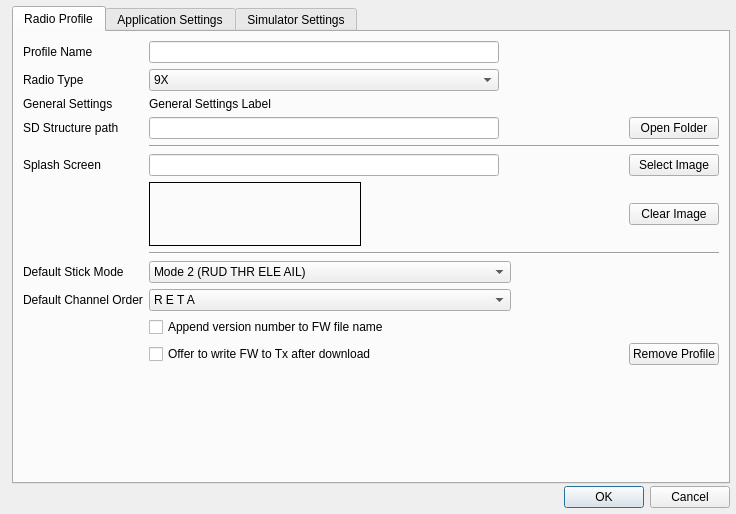
Old version of the form companion/src/apppreferencesdialog.ui in the repository opentx/opentx.
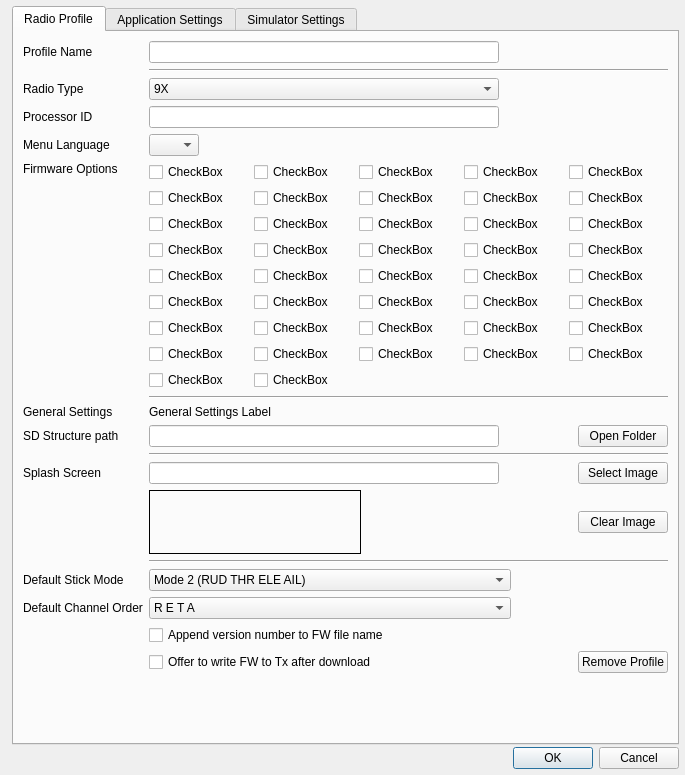
New version of the form.

Commit message: Copied code and graphics from download dialog to radio settings tab. Nothing has been removed or touched in the download dialog. Absolutely nothing is functional yet, but it compiles.

Patch:
```diff
--- a/companion/src/apppreferencesdialog.ui
+++ b/companion/src/apppreferencesdialog.ui
@@ -6,8 +6,8 @@
    <rect>
     <x>0</x>
     <y>0</y>
-    <width>736</width>
-    <height>514</height>
+    <width>685</width>
+    <height>775</height>
    </rect>
   </property>
   <property name="sizePolicy">
@@ -42,7 +42,7 @@
      </property>
     </widget>
    </item>
-   <item row="0" column="1">
+   <item row="1" column="1">
     <widget class="QTabWidget" name="tabWidget">
      <property name="currentIndex">
       <number>0</number>
@@ -52,14 +52,614 @@
        <string>Radio Profile</string>
       </attribute>
       <layout class="QGridLayout" name="gridLayout_2">
-       <item row="10" column="1" colspan="5">
+       <item row="1" column="1" colspan="5">
+        <widget class="Line" name="line_8">
+         <property name="orientation">
+          <enum>Qt::Horizontal</enum>
+         </property>
+        </widget>
+       </item>
+       <item row="18" column="0">
+        <widget class="QLabel" name="label_13">
+         <property name="sizePolicy">
+          <sizepolicy hsizetype="MinimumExpanding" vsizetype="Preferred">
+           <horstretch>0</horstretch>
+           <verstretch>0</verstretch>
+          </sizepolicy>
+         </property>
+         <property name="text">
+          <string>Default Channel Order</string>
+         </property>
+         <property name="alignment">
+          <set>Qt::AlignLeading|Qt::AlignLeft|Qt::AlignVCenter</set>
+         </property>
+        </widget>
+       </item>
+       <item row="5" column="0">
+        <widget class="QLabel" name="label_6">
+         <property name="text">
+          <string>Firmware Options</string>
+         </property>
+         <property name="alignment">
+          <set>Qt::AlignLeading|Qt::AlignLeft|Qt::AlignTop</set>
+         </property>
+        </widget>
+       </item>
+       <item row="5" column="1" colspan="5">
+        <layout class="QGridLayout" name="gridLayout_5">
+         <item row="0" column="0">
+          <widget class="QCheckBox" name="optionCheckBox_1">
+           <property name="sizePolicy">
+            <sizepolicy hsizetype="MinimumExpanding" vsizetype="Fixed">
+             <horstretch>0</horstretch>
+             <verstretch>0</verstretch>
+            </sizepolicy>
+           </property>
+           <property name="text">
+            <string notr="true">CheckBox</string>
+           </property>
+          </widget>
+         </item>
+         <item row="0" column="2">
+          <widget class="QCheckBox" name="optionCheckBox_3">
+           <property name="sizePolicy">
+            <sizepolicy hsizetype="MinimumExpanding" vsizetype="Fixed">
+             <horstretch>0</horstretch>
+             <verstretch>0</verstretch>
+            </sizepolicy>
+           </property>
+           <property name="text">
+            <string notr="true">CheckBox</string>
+           </property>
+          </widget>
+         </item>
+         <item row="0" column="3">
+          <widget class="QCheckBox" name="optionCheckBox_4">
+           <property name="sizePolicy">
+            <sizepolicy hsizetype="MinimumExpanding" vsizetype="Fixed">
+             <horstretch>0</horstretch>
+             <verstretch>0</verstretch>
+            </sizepolicy>
+           </property>
+           <property name="text">
+            <string notr="true">CheckBox</string>
+           </property>
+          </widget>
+         </item>
+         <item row="0" column="1">
+          <widget class="QCheckBox" name="optionCheckBox_2">
+           <property name="sizePolicy">
+            <sizepolicy hsizetype="MinimumExpanding" vsizetype="Fixed">
+             <horstretch>0</horstretch>
+             <verstretch>0</verstretch>
+            </sizepolicy>
+           </property>
+           <property name="text">
+            <string notr="true">CheckBox</string>
+           </property>
+          </widget>
+         </item>
+         <item row="1" column="4">
+          <widget class="QCheckBox" name="optionCheckBox_10">
+           <property name="sizePolicy">
+            <sizepolicy hsizetype="MinimumExpanding" vsizetype="Fixed">
+             <horstretch>0</horstretch>
+             <verstretch>0</verstretch>
+            </sizepolicy>
+           </property>
+           <property name="text">
+            <string notr="true">CheckBox</string>
+           </property>
+          </widget>
+         </item>
+         <item row="0" column="4">
+          <widget class="QCheckBox" name="optionCheckBox_5">
+           <property name="sizePolicy">
+            <sizepolicy hsizetype="MinimumExpanding" vsizetype="Fixed">
+             <horstretch>0</horstretch>
+             <verstretch>0</verstretch>
+            </sizepolicy>
+           </property>
+           <property name="text">
+            <string notr="true">CheckBox</string>
+           </property>
+          </widget>
+         </item>
+         <item row="1" column="0">
+          <widget class="QCheckBox" name="optionCheckBox_6">
+           <property name="sizePolicy">
+            <sizepolicy hsizetype="MinimumExpanding" vsizetype="Fixed">
+             <horstretch>0</horstretch>
+             <verstretch>0</verstretch>
+            </sizepolicy>
+           </property>
+           <property name="text">
+            <string notr="true">CheckBox</string>
+           </property>
+          </widget>
+         </item>
+         <item row="1" column="1">
+          <widget class="QCheckBox" name="optionCheckBox_7">
+           <property name="sizePolicy">
+            <sizepolicy hsizetype="MinimumExpanding" vsizetype="Fixed">
+             <horstretch>0</horstretch>
+             <verstretch>0</verstretch>
+            </sizepolicy>
+           </property>
+           <property name="text">
+            <string notr="true">CheckBox</string>
+           </property>
+          </widget>
+         </item>
+         <item row="1" column="2">
+          <widget class="QCheckBox" name="optionCheckBox_8">
+           <property name="sizePolicy">
+            <sizepolicy hsizetype="MinimumExpanding" vsizetype="Fixed">
+             <horstretch>0</horstretch>
+             <verstretch>0</verstretch>
+            </sizepolicy>
+           </property>
+           <property name="text">
+            <string notr="true">CheckBox</string>
+           </property>
+          </widget>
+         </item>
+         <item row="1" column="3">
+          <widget class="QCheckBox" name="optionCheckBox_9">
+           <property name="sizePolicy">
+            <sizepolicy hsizetype="MinimumExpanding" vsizetype="Fixed">
+             <horstretch>0</horstretch>
+             <verstretch>0</verstretch>
+            </sizepolicy>
+           </property>
+           <property name="text">
+            <string notr="true">CheckBox</string>
+           </property>
+          </widget>
+         </item>
+         <item row="2" column="0">
+          <widget class="QCheckBox" name="optionCheckBox_11">
+           <property name="sizePolicy">
+            <sizepolicy hsizetype="MinimumExpanding" vsizetype="Fixed">
+             <horstretch>0</horstretch>
+             <verstretch>0</verstretch>
+            </sizepolicy>
+           </property>
+           <property name="text">
+            <string notr="true">CheckBox</string>
+           </property>
+          </widget>
+         </item>
+         <item row="2" column="1">
+          <widget class="QCheckBox" name="optionCheckBox_12">
+           <property name="sizePolicy">
+            <sizepolicy hsizetype="MinimumExpanding" vsizetype="Fixed">
+             <horstretch>0</horstretch>
+             <verstretch>0</verstretch>
+            </sizepolicy>
+           </property>
+           <property name="text">
+            <string notr="true">CheckBox</string>
+           </property>
+          </widget>
+         </item>
+         <item row="2" column="2">
+          <widget class="QCheckBox" name="optionCheckBox_13">
+           <property name="sizePolicy">
+            <sizepolicy hsizetype="MinimumExpanding" vsizetype="Fixed">
+             <horstretch>0</horstretch>
+             <verstretch>0</verstretch>
+            </sizepolicy>
+           </property>
+           <property name="text">
+            <string notr="true">CheckBox</string>
+           </property>
+          </widget>
+         </item>
+         <item row="2" column="3">
+          <widget class="QCheckBox" name="optionCheckBox_14">
+           <property name="sizePolicy">
+            <sizepolicy hsizetype="MinimumExpanding" vsizetype="Fixed">
+             <horstretch>0</horstretch>
+             <verstretch>0</verstretch>
+            </sizepolicy>
+           </property>
+           <property name="text">
+            <string notr="true">CheckBox</string>
+           </property>
+          </widget>
+         </item>
+         <item row="2" column="4">
+          <widget class="QCheckBox" name="optionCheckBox_15">
+           <property name="sizePolicy">
+            <sizepolicy hsizetype="MinimumExpanding" vsizetype="Fixed">
+             <horstretch>0</horstretch>
+             <verstretch>0</verstretch>
+            </sizepolicy>
+           </property>
+           <property name="text">
+            <string notr="true">CheckBox</string>
+           </property>
+          </widget>
+         </item>
+         <item row="3" column="0">
+          <widget class="QCheckBox" name="optionCheckBox_16">
+           <property name="sizePolicy">
+            <sizepolicy hsizetype="MinimumExpanding" vsizetype="Fixed">
+             <horstretch>0</horstretch>
+             <verstretch>0</verstretch>
+            </sizepolicy>
+           </property>
+           <property name="text">
+            <string notr="true">CheckBox</string>
+           </property>
+          </widget>
+         </item>
+         <item row="3" column="1">
+          <widget class="QCheckBox" name="optionCheckBox_17">
+           <property name="sizePolicy">
+            <sizepolicy hsizetype="MinimumExpanding" vsizetype="Fixed">
+             <horstretch>0</horstretch>
+             <verstretch>0</verstretch>
+            </sizepolicy>
+           </property>
+           <property name="text">
+            <string notr="true">CheckBox</string>
+           </property>
+          </widget>
+         </item>
+         <item row="3" column="2">
+          <widget class="QCheckBox" name="optionCheckBox_18">
+           <property name="sizePolicy">
+            <sizepolicy hsizetype="MinimumExpanding" vsizetype="Fixed">
+             <horstretch>0</horstretch>
+             <verstretch>0</verstretch>
+            </sizepolicy>
+           </property>
+           <property name="text">
+            <string notr="true">CheckBox</string>
+           </property>
+          </widget>
+         </item>
+         <item row="3" column="3">
+          <widget class="QCheckBox" name="optionCheckBox_19">
+           <property name="sizePolicy">
+            <sizepolicy hsizetype="MinimumExpanding" vsizetype="Fixed">
+             <horstretch>0</horstretch>
+             <verstretch>0</verstretch>
+            </sizepolicy>
+           </property>
+           <property name="text">
+            <string notr="true">CheckBox</string>
+           </property>
+          </widget>
+         </item>
+         <item row="4" column="0">
+          <widget class="QCheckBox" name="optionCheckBox_21">
+           <property name="sizePolicy">
+            <sizepolicy hsizetype="MinimumExpanding" vsizetype="Fixed">
+             <horstretch>0</horstretch>
+             <verstretch>0</verstretch>
+            </sizepolicy>
+           </property>
+           <property name="text">
+            <string notr="true">CheckBox</string>
+           </property>
+          </widget>
+         </item>
+         <item row="3" column="4">
+          <widget class="QCheckBox" name="optionCheckBox_20">
+           <property name="sizePolicy">
+            <sizepolicy hsizetype="MinimumExpanding" vsizetype="Minimum">
+             <horstretch>0</horstretch>
+             <verstretch>0</verstretch>
+            </sizepolicy>
+           </property>
+           <property name="text">
+            <string notr="true">CheckBox</string>
+           </property>
+          </widget>
+         </item>
+         <item row="4" column="1">
+          <widget class="QCheckBox" name="optionCheckBox_22">
+           <property name="sizePolicy">
+            <sizepolicy hsizetype="MinimumExpanding" vsizetype="Fixed">
+             <horstretch>0</horstretch>
+             <verstretch>0</verstretch>
+            </sizepolicy>
+           </property>
+           <property name="text">
+            <string notr="true">CheckBox</string>
+           </property>
+          </widget>
+         </item>
+         <item row="4" column="2">
+          <widget class="QCheckBox" name="optionCheckBox_23">
+           <property name="sizePolicy">
+            <sizepolicy hsizetype="MinimumExpanding" vsizetype="Fixed">
+             <horstretch>0</horstretch>
+             <verstretch>0</verstretch>
+            </sizepolicy>
+           </property>
+           <property name="text">
+            <string notr="true">CheckBox</string>
+           </property>
+          </widget>
+         </item>
+         <item row="4" column="4">
+          <widget class="QCheckBox" name="optionCheckBox_25">
+           <property name="sizePolicy">
+            <sizepolicy hsizetype="MinimumExpanding" vsizetype="Fixed">
+             <horstretch>0</horstretch>
+             <verstretch>0</verstretch>
+            </sizepolicy>
+           </property>
+           <property name="text">
+            <string notr="true">CheckBox</string>
+           </property>
+          </widget>
+         </item>
+         <item row="5" column="0">
+          <widget class="QCheckBox" name="optionCheckBox_26">
+           <property name="sizePolicy">
+            <sizepolicy hsizetype="MinimumExpanding" vsizetype="Fixed">
+             <horstretch>0</horstretch>
+             <verstretch>0</verstretch>
+            </sizepolicy>
+           </property>
+           <property name="text">
+            <string notr="true">CheckBox</string>
+           </property>
+          </widget>
+         </item>
+         <item row="4" column="3">
+          <widget class="QCheckBox" name="optionCheckBox_24">
+           <property name="sizePolicy">
+            <sizepolicy hsizetype="MinimumExpanding" vsizetype="Fixed">
+             <horstretch>0</horstretch>
+             <verstretch>0</verstretch>
+            </sizepolicy>
+           </property>
+           <property name="text">
+            <string notr="true">CheckBox</string>
+           </property>
+          </widget>
+         </item>
+         <item row="5" column="1">
+          <widget class="QCheckBox" name="optionCheckBox_27">
+           <property name="sizePolicy">
+            <sizepolicy hsizetype="MinimumExpanding" vsizetype="Fixed">
+             <horstretch>0</horstretch>
+             <verstretch>0</verstretch>
+            </sizepolicy>
+           </property>
+           <property name="text">
+            <string notr="true">CheckBox</string>
+           </property>
+          </widget>
+         </item>
+         <item row="6" column="0">
+          <widget class="QCheckBox" name="optionCheckBox_31">
+           <property name="sizePolicy">
+            <sizepolicy hsizetype="MinimumExpanding" vsizetype="Fixed">
+             <horstretch>0</horstretch>
+             <verstretch>0</verstretch>
+            </sizepolicy>
+           </property>
+           <property name="text">
+            <string notr="true">CheckBox</string>
+           </property>
+          </widget>
+         </item>
+         <item row="5" column="2">
+          <widget class="QCheckBox" name="optionCheckBox_28">
+           <property name="sizePolicy">
+            <sizepolicy hsizetype="MinimumExpanding" vsizetype="Fixed">
+             <horstretch>0</horstretch>
+             <verstretch>0</verstretch>
+            </sizepolicy>
+           </property>
+           <property name="text">
+            <string notr="true">CheckBox</string>
+           </property>
+          </widget>
+         </item>
+         <item row="5" column="3">
+          <widget class="QCheckBox" name="optionCheckBox_29">
+           <property name="sizePolicy">
+            <sizepolicy hsizetype="MinimumExpanding" vsizetype="Fixed">
+             <horstretch>0</horstretch>
+             <verstretch>0</verstretch>
+            </sizepolicy>
+           </property>
+           <property name="text">
+            <string notr="true">CheckBox</string>
+           </property>
+          </widget>
+         </item>
+         <item row="5" column="4">
+          <widget class="QCheckBox" name="optionCheckBox_30">
+           <property name="sizePolicy">
+            <sizepolicy hsizetype="MinimumExpanding" vsizetype="Fixed">
+             <horstretch>0</horstretch>
+             <verstretch>0</verstretch>
+            </sizepolicy>
+           </property>
+           <property name="text">
+            <string notr="true">CheckBox</string>
+           </property>
+          </widget>
+         </item>
+         <item row="7" column="0">
+          <widget class="QCheckBox" name="optionCheckBox_36">
+           <property name="sizePolicy">
+            <sizepolicy hsizetype="MinimumExpanding" vsizetype="Fixed">
+             <horstretch>0</horstretch>
+             <verstretch>0</verstretch>
+            </sizepolicy>
+           </property>
+           <property name="text">
+            <string notr="true">CheckBox</string>
+           </property>
+          </widget>
+         </item>
+         <item row="6" column="1">
+          <widget class="QCheckBox" name="optionCheckBox_32">
+           <property name="sizePolicy">
+            <sizepolicy hsizetype="MinimumExpanding" vsizetype="Fixed">
+             <horstretch>0</horstretch>
+             <verstretch>0</verstretch>
+            </sizepolicy>
+           </property>
+           <property name="text">
+            <string notr="true">CheckBox</string>
+           </property>
+          </widget>
+         </item>
+         <item row="6" column="2">
+          <widget class="QCheckBox" name="optionCheckBox_33">
+           <property name="sizePolicy">
+            <sizepolicy hsizetype="MinimumExpanding" vsizetype="Fixed">
+             <horstretch>0</horstretch>
+             <verstretch>0</verstretch>
+            </sizepolicy>
+           </property>
+           <property name="text">
+            <string notr="true">CheckBox</string>
+           </property>
+          </widget>
+         </item>
+         <item row="6" column="3">
+          <widget class="QCheckBox" name="optionCheckBox_34">
+           <property name="sizePolicy">
+            <sizepolicy hsizetype="MinimumExpanding" vsizetype="Fixed">
+             <horstretch>0</horstretch>
+             <verstretch>0</verstretch>
+            </sizepolicy>
+           </property>
+           <property name="text">
+            <string notr="true">CheckBox</string>
+           </property>
+          </widget>
+         </item>
+         <item row="7" column="1">
+          <widget class="QCheckBox" name="optionCheckBox_37">
+           <property name="sizePolicy">
+            <sizepolicy hsizetype="MinimumExpanding" vsizetype="Fixed">
+             <horstretch>0</horstretch>
+             <verstretch>0</verstretch>
+            </sizepolicy>
+           </property>
+           <property name="text">
+            <string notr="true">CheckBox</string>
+           </property>
+          </widget>
+         </item>
+         <item row="7" column="2">
+          <widget class="QCheckBox" name="optionCheckBox_38">
+           <property name="sizePolicy">
+            <sizepolicy hsizetype="MinimumExpanding" vsizetype="Fixed">
+             <horstretch>0</horstretch>
+             <verstretch>0</verstretch>
+            </sizepolicy>
+           </property>
+           <property name="text">
+            <string notr="true">CheckBox</string>
+           </property>
+          </widget>
+         </item>
+         <item row="7" column="3">
+          <widget class="QCheckBox" name="optionCheckBox_39">
+           <property name="sizePolicy">
+            <sizepolicy hsizetype="MinimumExpanding" vsizetype="Fixed">
+             <horstretch>0</horstretch>
+             <verstretch>0</verstretch>
+            </sizepolicy>
+           </property>
+           <property name="text">
+            <string notr="true">CheckBox</string>
+           </property>
+          </widget>
+         </item>
+         <item row="8" column="0">
+          <widget class="QCheckBox" name="optionCheckBox_41">
+           <property name="sizePolicy">
+            <sizepolicy hsizetype="MinimumExpanding" vsizetype="Fixed">
+             <horstretch>0</horstretch>
+             <verstretch>0</verstretch>
+            </sizepolicy>
+           </property>
+           <property name="text">
+            <string notr="true">CheckBox</string>
+           </property>
+          </widget>
+         </item>
+         <item row="8" column="1">
+          <widget class="QCheckBox" name="optionCheckBox_42">
+           <property name="sizePolicy">
+            <sizepolicy hsizetype="MinimumExpanding" vsizetype="Fixed">
+             <horstretch>0</horstretch>
+             <verstretch>0</verstretch>
+            </sizepolicy>
+           </property>
+           <property name="text">
+            <string notr="true">CheckBox</string>
+           </property>
+          </widget>
+         </item>
+         <item row="6" column="4">
+          <widget class="QCheckBox" name="optionCheckBox_35">
+           <property name="sizePolicy">
+            <sizepolicy hsizetype="MinimumExpanding" vsizetype="Fixed">
+             <horstretch>0</horstretch>
+             <verstretch>0</verstretch>
+            </sizepolicy>
+           </property>
+           <property name="text">
+            <string notr="true">CheckBox</string>
+           </property>
+          </widget>
+         </item>
+         <item row="7" column="4">
+          <widget class="QCheckBox" name="optionCheckBox_40">
+           <property name="sizePolicy">
+            <sizepolicy hsizetype="MinimumExpanding" vsizetype="Fixed">
+             <horstretch>0</horstretch>
+             <verstretch>0</verstretch>
+            </sizepolicy>
+           </property>
+           <property name="text">
+            <string notr="true">CheckBox</string>
+           </property>
+          </widget>
+         </item>
+        </layout>
+       </item>
+       <item row="3" column="0">
+        <widget class="QLabel" name="CPU_ID_LABEL">
+         <property name="text">
+          <string>Processor ID</string>
+         </property>
+        </widget>
+       </item>
+       <item row="6" column="1" colspan="5">
+        <widget class="Line" name="line_7">
+         <property name="orientation">
+          <enum>Qt::Horizontal</enum>
+         </property>
+        </widget>
+       </item>
+       <item row="3" column="1">
+        <widget class="QLineEdit" name="CPU_ID_LE"/>
+       </item>
+       <item row="15" column="1" colspan="5">
         <widget class="Line" name="line_6">
          <property name="orientation">
           <enum>Qt::Horizontal</enum>
          </property>
         </widget>
        </item>
-       <item row="11" column="1" colspan="3">
+       <item row="16" column="1" colspan="3">
         <widget class="QComboBox" name="stickmodeCB">
          <property name="maximumSize">
           <size>
@@ -113,7 +713,71 @@
          </item>
         </widget>
        </item>
-       <item row="13" column="1" colspan="3">
+       <item row="10" column="0">
+        <widget class="QLabel" name="label_8">
+         <property name="sizePolicy">
+          <sizepolicy hsizetype="Preferred" vsizetype="Minimum">
+           <horstretch>0</horstretch>
+           <verstretch>0</verstretch>
+          </sizepolicy>
+         </property>
+         <property name="text">
+          <string>Splash Screen</string>
+         </property>
+        </widget>
+       </item>
+       <item row="8" column="0">
+        <widget class="QLabel" name="sdPathLabel">
+         <property name="sizePolicy">
+          <sizepolicy hsizetype="Preferred" vsizetype="Minimum">
+           <horstretch>0</horstretch>
+           <verstretch>0</verstretch>
+          </sizepolicy>
+         </property>
+         <property name="text">
+          <string>SD Structure path</string>
+         </property>
+         <property name="alignment">
+          <set>Qt::AlignLeading|Qt::AlignLeft|Qt::AlignVCenter</set>
+         </property>
+        </widget>
+       </item>
+       <item row="8" column="1" colspan="2">
+        <widget class="QLineEdit" name="sdPath">
+         <property name="enabled">
+          <bool>true</bool>
+         </property>
+         <property name="minimumSize">
+          <size>
+           <width>350</width>
+           <height>0</height>
+          </size>
+         </property>
+         <property name="maximumSize">
+          <size>
+           <width>350</width>
+           <height>16777215</height>
+          </size>
+         </property>
+         <property name="readOnly">
+          <bool>true</bool>
+         </property>
+        </widget>
+       </item>
+       <item row="8" column="4">
+        <spacer name="horizontalSpacer">
+         <property name="orientation">
+          <enum>Qt::Horizontal</enum>
+         </property>
+         <property name="sizeHint" stdset="0">
+          <size>
+           <width>40</width>
+           <height>20</height>
+          </size>
+         </property>
+        </spacer>
+       </item>
+       <item row="18" column="1" colspan="3">
         <widget class="QComboBox" name="channelorderCB">
          <property name="sizePolicy">
           <sizepolicy hsizetype="MinimumExpanding" vsizetype="Fixed">
@@ -261,7 +925,7 @@
          </item>
         </widget>
        </item>
-       <item row="11" column="0">
+       <item row="16" column="0">
         <widget class="QLabel" name="label_14">
          <property name="sizePolicy">
           <sizepolicy hsizetype="Preferred" vsizetype="Minimum">
@@ -281,7 +945,7 @@
          </property>
         </widget>
        </item>
-       <item row="16" column="1">
+       <item row="21" column="1">
         <spacer name="verticalSpacer_3">
          <property name="orientation">
           <enum>Qt::Vertical</enum>
@@ -294,101 +958,21 @@
          </property>
         </spacer>
        </item>
-       <item row="5" column="0">
-        <widget class="QLabel" name="label_8">
-         <property name="sizePolicy">
-          <sizepolicy hsizetype="Preferred" vsizetype="Minimum">
-           <horstretch>0</horstretch>
-           <verstretch>0</verstretch>
-          </sizepolicy>
-         </property>
-         <property name="text">
-          <string>Splash Screen</string>
-         </property>
-        </widget>
-       </item>
-       <item row="13" column="0">
-        <widget class="QLabel" name="label_13">
-         <property name="sizePolicy">
-          <sizepolicy hsizetype="MinimumExpanding" vsizetype="Preferred">
-           <horstretch>0</horstretch>
-           <verstretch>0</verstretch>
-          </sizepolicy>
-         </property>
-         <property name="text">
-          <string>Default Channel Order</string>
-         </property>
-         <property name="alignment">
-          <set>Qt::AlignLeading|Qt::AlignLeft|Qt::AlignVCenter</set>
-         </property>
-        </widget>
-       </item>
-       <item row="3" column="0">
-        <widget class="QLabel" name="sdPathLabel">
-         <property name="sizePolicy">
-          <sizepolicy hsizetype="Preferred" vsizetype="Minimum">
-           <horstretch>0</horstretch>
-           <verstretch>0</verstretch>
-          </sizepolicy>
-         </property>
-         <property name="text">
-          <string>SD Structure path</string>
-         </property>
-         <property name="alignment">
-          <set>Qt::AlignLeading|Qt::AlignLeft|Qt::AlignVCenter</set>
-         </property>
-        </widget>
-       </item>
-       <item row="3" column="1" colspan="2">
-        <widget class="QLineEdit" name="sdPath">
-         <property name="enabled">
-          <bool>true</bool>
-         </property>
-         <property name="minimumSize">
-          <size>
-           <width>350</width>
-           <height>0</height>
-          </size>
-         </property>
-         <property name="maximumSize">
-          <size>
-           <width>350</width>
-           <height>16777215</height>
-          </size>
-         </property>
-         <property name="readOnly">
-          <bool>true</bool>
-         </property>
-        </widget>
-       </item>
-       <item row="3" column="4">
-        <spacer name="horizontalSpacer">
-         <property name="orientation">
-          <enum>Qt::Horizontal</enum>
-         </property>
-         <property name="sizeHint" stdset="0">
-          <size>
-           <width>40</width>
-           <height>20</height>
-          </size>
-         </property>
-        </spacer>
-       </item>
-       <item row="15" column="5">
+       <item row="20" column="5">
         <widget class="QPushButton" name="removeProfileButton">
          <property name="text">
           <string>Remove Profile</string>
          </property>
         </widget>
        </item>
-       <item row="3" column="5">
+       <item row="8" column="5">
         <widget class="QPushButton" name="sdPathButton">
          <property name="text">
           <string>Open Folder</string>
          </property>
         </widget>
        </item>
-       <item row="5" column="1" colspan="2">
+       <item row="10" column="1" colspan="2">
         <widget class="QLineEdit" name="SplashFileName">
          <property name="enabled">
           <bool>true</bool>
@@ -410,28 +994,28 @@
          </property>
         </widget>
        </item>
-       <item row="5" column="5">
+       <item row="10" column="5">
         <widget class="QPushButton" name="SplashSelect">
          <property name="text">
           <string>Select Image</string>
          </property>
         </widget>
        </item>
-       <item row="1" column="0">
+       <item row="2" column="0">
         <widget class="QLabel" name="label">
          <property name="text">
           <string>Radio Type</string>
          </property>
         </widget>
        </item>
-       <item row="8" column="5">
+       <item row="13" column="5">
         <widget class="QPushButton" name="clearImageButton">
          <property name="text">
           <string>Clear Image</string>
          </property>
         </widget>
        </item>
-       <item row="4" column="1" colspan="5">
+       <item row="9" column="1" colspan="5">
         <widget class="Line" name="line_3">
          <property name="orientation">
           <enum>Qt::Horizontal</enum>
@@ -454,7 +1038,7 @@
          </property>
         </widget>
        </item>
-       <item row="8" column="1">
+       <item row="13" column="1">
         <widget class="QLabel" name="imageLabel">
          <property name="sizePolicy">
           <sizepolicy hsizetype="Minimum" vsizetype="Minimum">
@@ -491,7 +1075,7 @@
          </property>
         </widget>
        </item>
-       <item row="1" column="1">
+       <item row="2" column="1">
         <widget class="QComboBox" name="radioCB">
          <item>
           <property name="text">
@@ -530,28 +1114,28 @@
          </item>
         </widget>
        </item>
-       <item row="2" column="0">
+       <item row="7" column="0">
         <widget class="QLabel" name="label_4">
          <property name="text">
           <string>General Settings</string>
          </property>
         </widget>
        </item>
-       <item row="14" column="1" colspan="4">
+       <item row="19" column="1" colspan="4">
         <widget class="QCheckBox" name="renameFirmware">
          <property name="text">
           <string>Append version number to FW file name</string>
          </property>
         </widget>
        </item>
-       <item row="15" column="1" colspan="4">
+       <item row="20" column="1" colspan="4">
         <widget class="QCheckBox" name="burnFirmware">
          <property name="text">
           <string>Offer to write FW to Tx after download</string>
          </property>
         </widget>
        </item>
-       <item row="2" column="1" colspan="5">
+       <item row="7" column="1" colspan="5">
         <widget class="QLabel" name="lblGeneralSettings">
          <property name="enabled">
           <bool>true</bool>
@@ -561,6 +1145,32 @@
          </property>
         </widget>
        </item>
+       <item row="4" column="0">
+        <widget class="QLabel" name="langLabel">
+         <property name="text">
+          <string>Menu Language</string>
+         </property>
+         <property name="alignment">
+          <set>Qt::AlignLeading|Qt::AlignLeft|Qt::AlignVCenter</set>
+         </property>
+        </widget>
+       </item>
+       <item row="4" column="1">
+        <widget class="QComboBox" name="langCombo">
+         <property name="sizePolicy">
+          <sizepolicy hsizetype="Preferred" vsizetype="Fixed">
+           <horstretch>0</horstretch>
+           <verstretch>0</verstretch>
+          </sizepolicy>
+         </property>
+         <property name="maximumSize">
+          <size>
+           <width>50</width>
+           <height>16777215</height>
+          </size>
+         </property>
+        </widget>
+       </item>
       </layout>
      </widget>
      <widget class="QWidget" name="applicationTab">
```
Left out of the diff: 1 changed line with no effect on the pictures. The commit also changes 2 other files.
